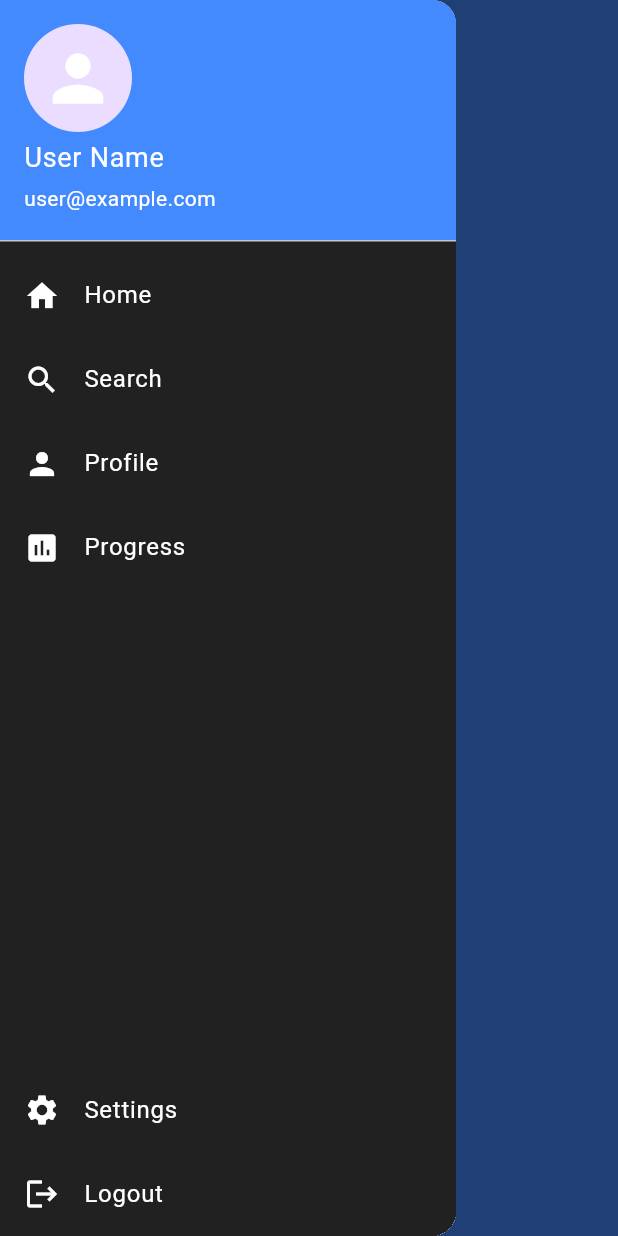
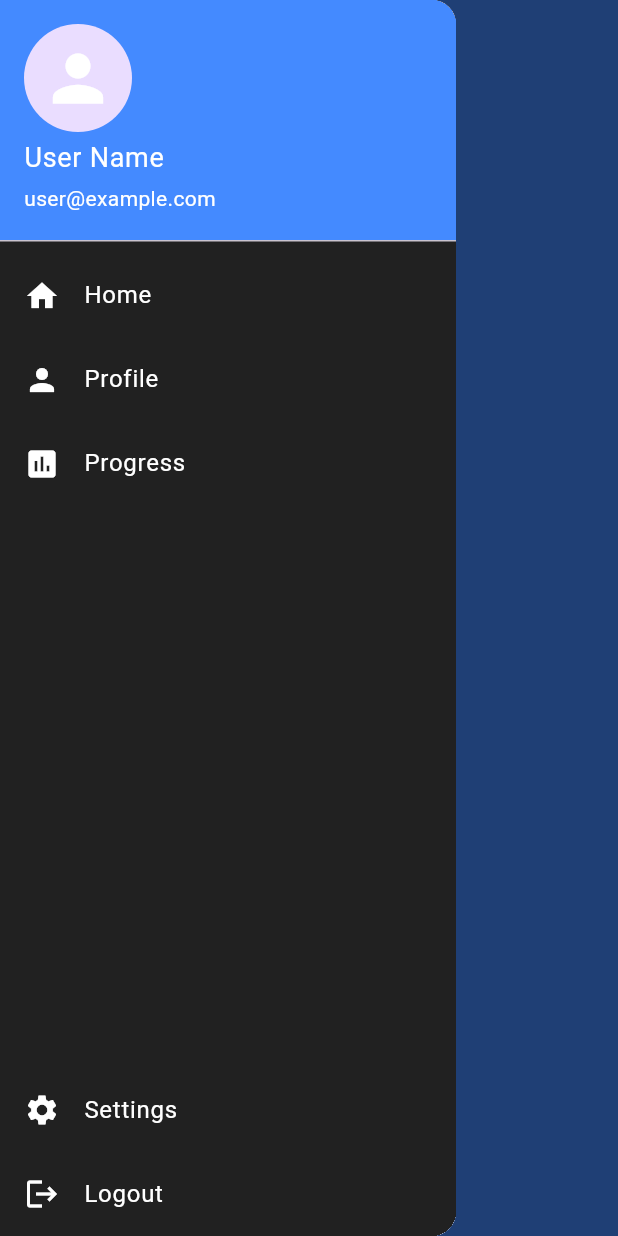
Before and after one commit to JjayFabor/bridgeAI, a Flutter app: the HomePage screen opened directly, with the side drawer open, on a phone screen of 412 x 824 dp. Run offline on Flutter 3.47's test engine with Material 3 defaults, Android fonts, the light colour scheme and no system bars; our stand-ins replace cloud_firestore, firebase_auth, firebase_core, firebase_storage, flip_card, flutter_markdown and 5 more; missing offline and left inert: flutter_math_fork; accounts and stored records are empty.

Commit message:
remove the search button

```diff
--- a/lib/features/user_auth/presentation/pages/home_page.dart
+++ b/lib/features/user_auth/presentation/pages/home_page.dart
@@ -98,18 +98,9 @@ class _HomePageState extends State<HomePage> {
                 },
               ),
               ListTile(
-                leading: const Icon(Icons.search, color: Colors.white),
-                title: const Text('Search', style: TextStyle(color: Colors.white)),
-                onTap: () {
-                  setState(() {
-                    _page = 1;
-                  });
-                  Navigator.pop(context);
-                },
-              ),
-              ListTile(
                 leading: const Icon(Icons.person, color: Colors.white),
-                title: const Text('Profile', style: TextStyle(color: Colors.white)),
+                title: const Text('Profile',
+                    style: TextStyle(color: Colors.white)),
                 onTap: () {
                   setState(() {
                     _page = 2;
@@ -119,12 +110,14 @@ class _HomePageState extends State<HomePage> {
               ),
               ListTile(
                 leading: const Icon(Icons.assessment, color: Colors.white),
-                title: const Text('Progress', style: TextStyle(color: Colors.white)),
+                title: const Text('Progress',
+                    style: TextStyle(color: Colors.white)),
                 onTap: () {
                   Navigator.push(
                     context,
                     MaterialPageRoute(
-                      builder: (context) => ProgressPage(username: profileData?['username']),
+                      builder: (context) =>
+                          ProgressPage(username: profileData?['username']),
                     ),
                   );
                 },
@@ -132,14 +125,16 @@ class _HomePageState extends State<HomePage> {
               const Spacer(),
               ListTile(
                 leading: const Icon(Icons.settings, color: Colors.white),
-                title: const Text('Settings', style: TextStyle(color: Colors.white)),
+                title: const Text('Settings',
+                    style: TextStyle(color: Colors.white)),
                 onTap: () {
                   // Add the desired functionality here
                 },
               ),
               ListTile(
                 leading: const Icon(Icons.logout, color: Colors.white),
-                title: const Text('Logout', style: TextStyle(color: Colors.white)),
+                title:
+                    const Text('Logout', style: TextStyle(color: Colors.white)),
                 onTap: _logout,
               ),
             ],
```
